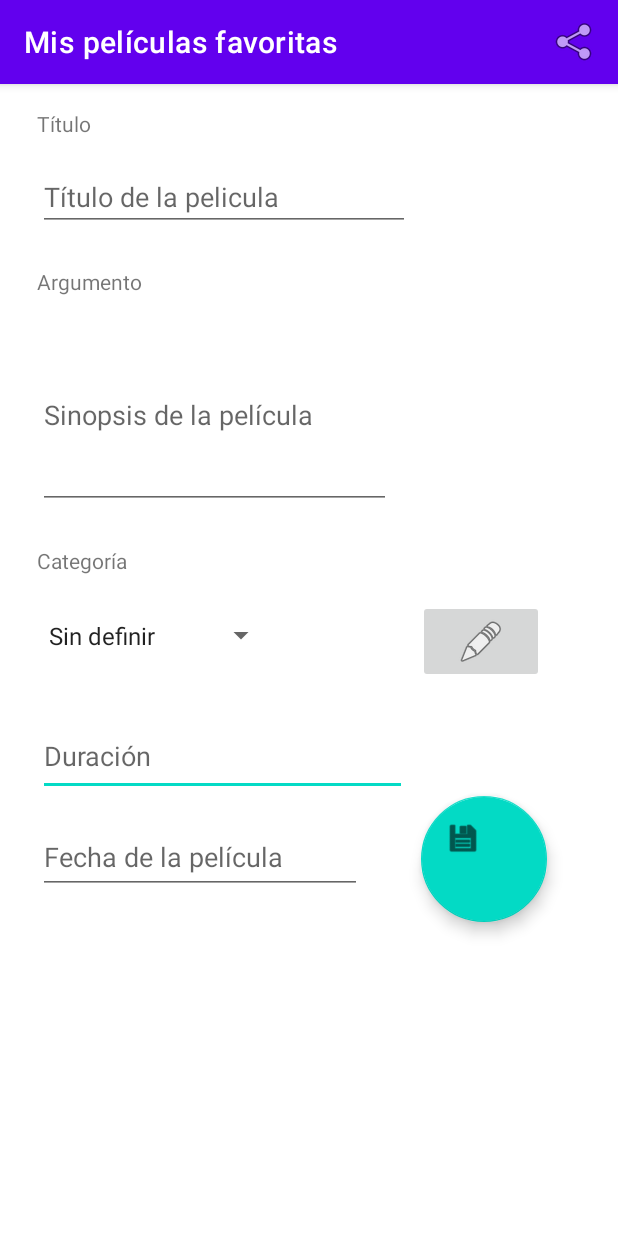
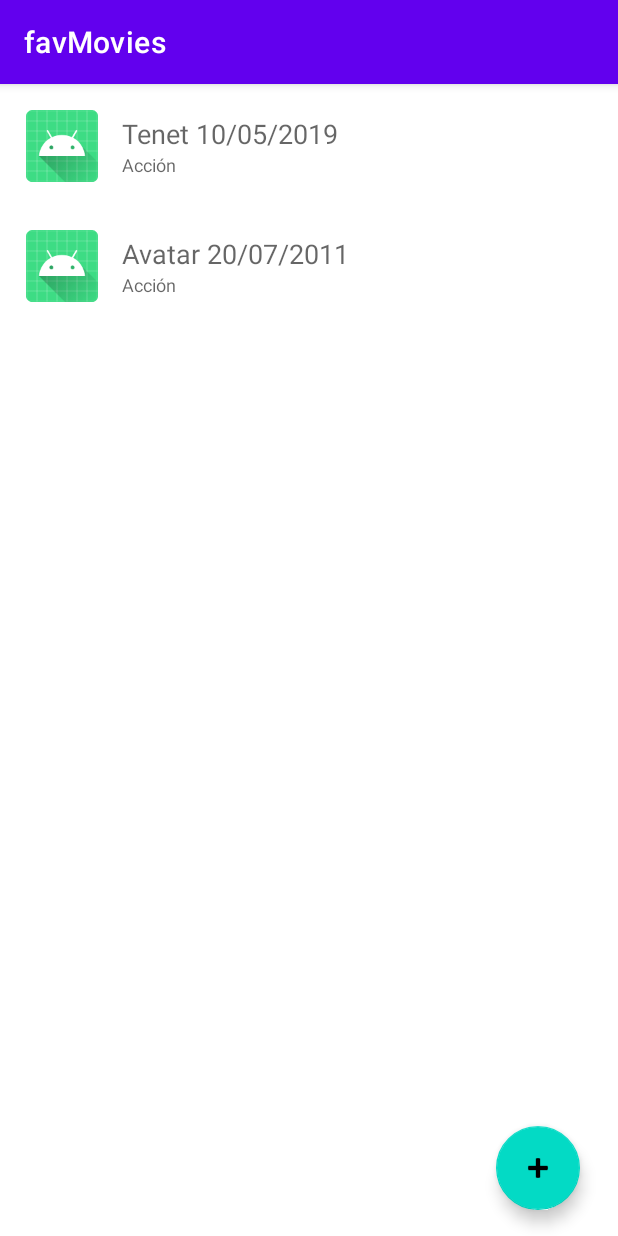
Before and after one commit to UO276213/favMovies, an Android app: the screen it shows after launch (MainActivity before the commit, MainRecyclerActivity after it), on a phone screen of 412 x 824 dp. Run offline under Robolectric (Android 15) with nearby library versions, the phone set to English and light mode, and no system bars.

```diff
--- /dev/null
+++ b/app/src/main/java/es/uniovi/eii/favmovies/ListaPeliculasAdapter.java
@@ -0,0 +1,76 @@
+package es.uniovi.eii.favmovies;
+
+import android.util.Log;
+import android.view.LayoutInflater;
+import android.view.View;
+import android.view.ViewGroup;
+import android.widget.ImageView;
+import android.widget.TextView;
+
+import androidx.annotation.NonNull;
+import androidx.recyclerview.widget.RecyclerView;
+
+import java.util.List;
+
+import es.uniovi.eii.favmovies.modelos.Pelicula;
+
+public class ListaPeliculasAdapter extends RecyclerView.Adapter<ListaPeliculasAdapter.PeliculaViewHolder> {
+
+    public interface OnItemClickListener {
+        void onItemClick(Pelicula film);
+    }
+
+    private List<Pelicula> filmsList;
+    private final OnItemClickListener listener;
+
+    public ListaPeliculasAdapter(List<Pelicula> filmsList, OnItemClickListener listener) {
+        this.filmsList = filmsList;
+        this.listener = listener;
+    }
+
+    @NonNull
+    @Override
+    public ListaPeliculasAdapter.PeliculaViewHolder onCreateViewHolder(@NonNull ViewGroup parent, int viewType) {
+        View itemView = LayoutInflater.from(parent.getContext()).inflate(R.layout.linea_recicler_view_pelicula, parent, false);
+        return new PeliculaViewHolder(itemView);
+    }
+
+    @Override
+    public void onBindViewHolder(@NonNull ListaPeliculasAdapter.PeliculaViewHolder holder, int position) {
+        Pelicula film = filmsList.get(position);
+
+        Log.i("Lista", "Visualiza elemento: " + film);
+
+        holder.bindUser(film, listener);
+
+    }
+
+    @Override
+    public int getItemCount() {
+        return filmsList.size();
+    }
+
+
+    protected class PeliculaViewHolder extends RecyclerView.ViewHolder{
+
+        private TextView title;
+        private TextView date;
+        private ImageView image;
+
+        public PeliculaViewHolder(@NonNull View itemView) {
+            super(itemView);
+            title = itemView.findViewById(R.id.titulopeli);
+            date = itemView.findViewById(R.id.fechaestreno);
+            image = itemView.findViewById(R.id.imagen);
+        }
+
+        public void bindUser(final Pelicula film, final OnItemClickListener listener) {
+            title.setText(film.getTitulo() + " " + film.getDate());
+            date.setText(film.getCategory().getNombre());
+
+            //cargar Imagen
+
+            itemView.setOnClickListener(view -> listener.onItemClick(film));
+        }
+    }
+}
--- /dev/null
+++ b/app/src/main/java/es/uniovi/eii/favmovies/MainRecyclerActivity.java
@@ -0,0 +1,95 @@
+package es.uniovi.eii.favmovies;
+
+import androidx.annotation.Nullable;
+import androidx.appcompat.app.AppCompatActivity;
+import androidx.recyclerview.widget.LinearLayoutManager;
+import androidx.recyclerview.widget.RecyclerView;
+
+import android.content.Intent;
+import android.os.Bundle;
+import android.os.Parcelable;
+import android.util.Log;
+import android.view.View;
+
+import com.google.android.material.floatingactionbutton.FloatingActionButton;
+
+import java.util.ArrayList;
+import java.util.List;
+
+import es.uniovi.eii.favmovies.modelos.Categoria;
+import es.uniovi.eii.favmovies.modelos.Pelicula;
+
+public class MainRecyclerActivity extends AppCompatActivity {
+
+    public static int NEW_FILM_CODE = 1;
+
+    public static final String SELECTED_FILM = "selected_film";
+    private List<Pelicula> filmsList;
+    private RecyclerView listFilmView;
+
+    @Override
+    protected void onCreate(Bundle savedInstanceState) {
+        super.onCreate(savedInstanceState);
+        setContentView(R.layout.activity_main_recycler);
+
+        fillFilmsList();
+
+        FloatingActionButton addNewFilmBtn = findViewById(R.id.new_film_btn);
+        addNewFilmBtn.setOnClickListener(v -> addNewFilm());
+
+
+
+        listFilmView = findViewById(R.id.recyclerView);
+        listFilmView.setHasFixedSize(true);
+
+
+        RecyclerView.LayoutManager layoutManager = new LinearLayoutManager(getApplicationContext());
+        listFilmView.setLayoutManager(layoutManager);
+
+        ListaPeliculasAdapter listFilmAdapter = new ListaPeliculasAdapter(filmsList, new ListaPeliculasAdapter.OnItemClickListener() {
+            @Override
+            public void onItemClick(Pelicula film) {
+                clickOnItem(film);
+            }
+        });
+
+        listFilmView.setAdapter(listFilmAdapter);
+    }
+
+    private void clickOnItem(Pelicula film) {
+        Intent mainActivity = new Intent(MainRecyclerActivity.this, MainActivity.class);
+
+        mainActivity.putExtra(SELECTED_FILM, film);
+
+        startActivity(mainActivity);
+    }
+
+    private void fillFilmsList() {
+        filmsList = new ArrayList<>();
+
+        Categoria actionCategory = new Categoria("Acción", "Pelis de acción");
+
+        Pelicula film = new Pelicula("Tenet", "Película que juega con el Tiempo", actionCategory, "165","10/05/2019");
+        Pelicula film2 = new Pelicula("Avatar", "Película de bichos azules", actionCategory, "201","20/07/2011");
+
+        filmsList.add(film);
+        filmsList.add(film2);
+    }
+
+    public void addNewFilm() {
+
+        Intent mainActivity = new Intent(MainRecyclerActivity.this, MainActivity.class);
+
+        startActivityForResult(mainActivity, NEW_FILM_CODE);
+
+    }
+
+    @Override
+    protected void onActivityResult(int requestCode, int resultCode, @Nullable Intent data) {
+        super.onActivityResult(requestCode, resultCode, data);
+
+        if (requestCode == NEW_FILM_CODE) {
+
+        }
+    }
+}
--- a/app/src/main/res/layout/activity_main.xml
+++ b/app/src/main/res/layout/activity_main.xml
@@ -145,6 +145,10 @@
         app:layout_constraintHorizontal_bias="0.614"
         app:layout_constraintStart_toEndOf="@+id/spinnerCategory"
         app:layout_constraintTop_toBottomOf="@+id/categoryLabel"
-        app:layout_constraintVertical_bias="0.0" />
+        app:layout_constraintVertical_bias="0.0"
+        android:visibility="invisible"
+        />
+
+
 
 </androidx.constraintlayout.widget.ConstraintLayout>
--- /dev/null
+++ b/app/src/main/res/layout/activity_main_recycler.xml
@@ -0,0 +1,32 @@
+<?xml version="1.0" encoding="utf-8"?>
+<androidx.constraintlayout.widget.ConstraintLayout xmlns:android="http://schemas.android.com/apk/res/android"
+    xmlns:app="http://schemas.android.com/apk/res-auto"
+    xmlns:tools="http://schemas.android.com/tools"
+    android:layout_width="match_parent"
+    android:layout_height="match_parent"
+    tools:context=".MainRecyclerActivity">
+
+    <androidx.recyclerview.widget.RecyclerView
+        android:id="@+id/recyclerView"
+        android:layout_width="0dp"
+        android:layout_height="0dp"
+        android:layout_marginStart="1dp"
+        android:layout_marginTop="1dp"
+        android:layout_marginEnd="1dp"
+        android:layout_marginBottom="1dp"
+        app:layout_constraintBottom_toBottomOf="parent"
+        app:layout_constraintEnd_toEndOf="parent"
+        app:layout_constraintStart_toStartOf="parent"
+        app:layout_constraintTop_toTopOf="parent" />
+
+    <com.google.android.material.floatingactionbutton.FloatingActionButton
+        android:id="@+id/new_film_btn"
+        android:layout_width="wrap_content"
+        android:layout_height="wrap_content"
+        android:layout_marginEnd="25dp"
+        android:layout_marginBottom="17dp"
+        android:clickable="true"
+        app:layout_constraintBottom_toBottomOf="parent"
+        app:layout_constraintEnd_toEndOf="parent"
+        app:srcCompat="@android:drawable/ic_input_add" />
+</androidx.constraintlayout.widget.ConstraintLayout>
--- /dev/null
+++ b/app/src/main/res/layout/linea_recicler_view_pelicula.xml
@@ -0,0 +1,36 @@
+<?xml version="1.0" encoding="utf-8"?>
+<LinearLayout xmlns:android="http://schemas.android.com/apk/res/android"
+    xmlns:app="http://schemas.android.com/apk/res-auto"
+    android:layout_width="match_parent"
+    android:layout_height="wrap_content"
+    android:background="?attr/selectableItemBackground"
+    android:gravity="center_vertical"
+    android:orientation="horizontal"
+    android:padding="@dimen/spacing_xlarge">
+    <ImageView
+        android:id="@+id/imagen"
+        android:layout_width="48dp"
+        android:layout_height="48dp"
+        android:contentDescription="@string/app_name"
+        app:srcCompat="@mipmap/ic_launcher" />
+    <LinearLayout
+        android:layout_width="0dp"
+        android:layout_height="wrap_content"
+        android:layout_marginLeft="@dimen/spacing_xlarge"
+        android:layout_marginRight="@dimen/spacing_xlarge"
+        android:layout_weight="1"
+        android:orientation="vertical">
+        <TextView
+            android:id="@+id/titulopeli"
+            android:layout_width="match_parent"
+            android:layout_height="wrap_content"
+            android:text="@string/titulopeli"
+            android:textAppearance="@style/TextAppearance.AppCompat.Medium" />
+        <TextView
+            android:id="@+id/fechaestreno"
+            android:layout_width="match_parent"
+            android:layout_height="wrap_content"
+            android:text="@string/fechaestreno"
+            android:textAppearance="@style/TextAppearance.AppCompat.Caption" />
+    </LinearLayout>
+</LinearLayout>
--- /dev/null
+++ b/app/src/main/res/values/dimens.xml
@@ -0,0 +1,5 @@
+<?xml version="1.0" encoding="utf-8"?>
+<resources>
+    <dimen name="top_border">32dp</dimen>
+    <dimen name="spacing_xlarge">16dp</dimen>
+</resources>
--- a/app/src/main/res/values/strings.xml
+++ b/app/src/main/res/values/strings.xml
@@ -27,4 +27,6 @@
     <string name="film_content">Contenido de la película</string>
     <string name="check_conexion">Comprobando conexión</string>
     <string name="share">Compartir</string>
+    <string name="titulopeli">Tenet</string>
+    <string name="fechaestreno">Fecha</string>
 </resources>
```
Also changed, not shown: app/src/main/AndroidManifest.xml (+11 -5 lines), app/src/main/java/es/uniovi/eii/favmovies/MainActivity.java (+29 -6 lines), app/src/main/java/es/uniovi/eii/favmovies/modelos/Categoria.java (+15 -0 lines), app/src/main/java/es/uniovi/eii/favmovies/modelos/Pelicula.java (+72 -35 lines).
